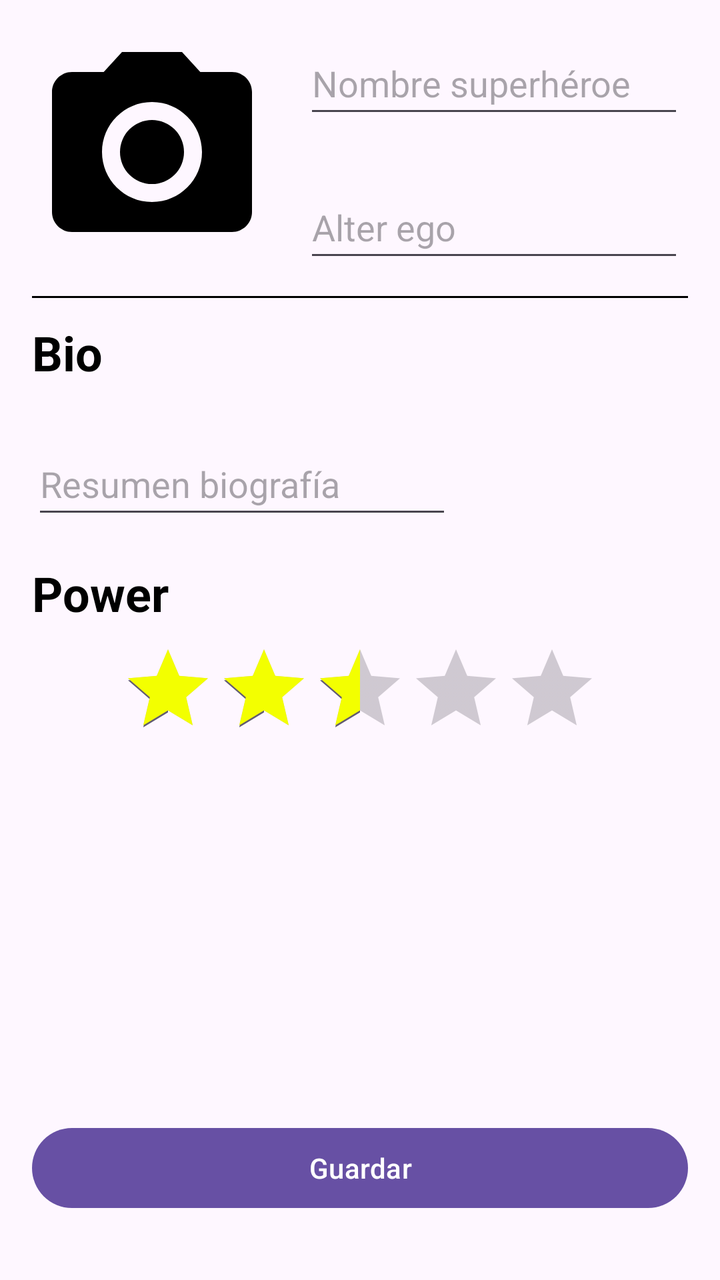
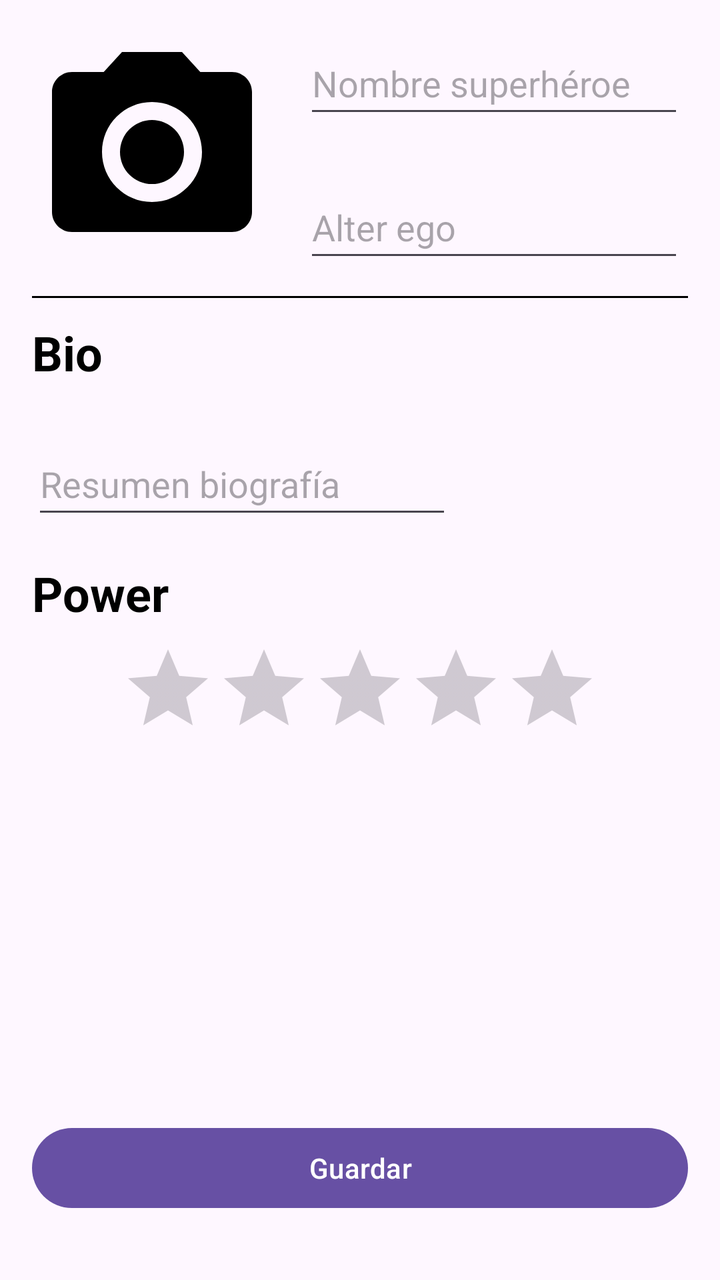

The first picture is an Android layout as it rendered before a commit; the second is the same layout after the commit. The layout source and the unified diff follow.
<!-- AndroidManifest.xml: application theme Theme.SuperHeroes -->
<!-- res/layout/activity_main.xml -->
<?xml version="1.0" encoding="utf-8"?>
<androidx.constraintlayout.widget.ConstraintLayout xmlns:android="http://schemas.android.com/apk/res/android"
    xmlns:app="http://schemas.android.com/apk/res-auto"
    xmlns:tools="http://schemas.android.com/tools"
    android:id="@+id/main"
    android:layout_width="match_parent"
    android:layout_height="match_parent"
    tools:context=".MainActivity">

    <ImageView
        android:id="@+id/HeroNameImage"
        android:layout_width="120dp"
        android:layout_height="120dp"
        android:layout_marginStart="16dp"
        android:layout_marginTop="16dp"
        app:layout_constraintStart_toStartOf="parent"
        app:layout_constraintTop_toTopOf="parent"
        android:src="@drawable/camara" />

    <EditText
        android:id="@+id/heroNameEdit"
        android:layout_width="190dp"
        android:layout_height="48dp"
        android:layout_marginStart="16dp"
        android:ems="10"
        android:hint="Nombre superhéroe"
        android:inputType="text"
        app:layout_constraintStart_toEndOf="@+id/HeroNameImage"
        app:layout_constraintTop_toTopOf="@+id/HeroNameImage" />

    <View
        android:id="@+id/view"
        android:layout_width="0dp"
        android:layout_height="1dp"
        android:layout_marginStart="16dp"
        android:layout_marginTop="132dp"
        android:layout_marginEnd="16dp"
        android:background="#000000"
        android:backgroundTint="#000000"
        app:layout_constraintEnd_toEndOf="parent"
        app:layout_constraintHorizontal_bias="0.0"
        app:layout_constraintStart_toStartOf="parent"
        app:layout_constraintTop_toTopOf="@id/HeroNameImage" />

    <EditText
        android:id="@+id/alterEgoEdit"
        android:layout_width="190dp"
        android:layout_height="48dp"
        android:layout_marginStart="16dp"
        android:ems="10"
        android:hint="Alter ego"
        android:inputType="text"
        app:layout_constraintBottom_toBottomOf="@+id/HeroNameImage"
        app:layout_constraintStart_toEndOf="@+id/HeroNameImage" />

    <TextView
        android:id="@+id/textBio"
        android:layout_width="wrap_content"
        android:layout_height="wrap_content"
        android:layout_marginStart="16dp"
        android:layout_marginTop="24dp"
        android:text="Bio"
        android:textColor="#000000"
        android:textSize="24sp"
        android:textStyle="bold"
        app:layout_constraintStart_toStartOf="parent"
        app:layout_constraintTop_toBottomOf="@+id/HeroNameImage" />

    <EditText
        android:id="@+id/editTextText3"
        android:layout_width="wrap_content"
        android:layout_height="wrap_content"
        android:layout_marginTop="24dp"
        android:ems="10"
        android:hint="Resumen biografía"
        android:inputType="text"
        android:minHeight="48dp"
        app:layout_constraintStart_toStartOf="@+id/textBio"
        app:layout_constraintTop_toBottomOf="@+id/textBio" />

    <TextView
        android:id="@+id/textPower"
        android:layout_width="wrap_content"
        android:layout_height="wrap_content"
        android:layout_marginStart="16dp"
        android:layout_marginTop="16dp"
        android:text="Power"
        android:textColor="#000000"
        android:textSize="24sp"
        android:textStyle="bold"
        app:layout_constraintStart_toStartOf="parent"
        app:layout_constraintTop_toBottomOf="@+id/editTextText3" />

    <RatingBar
        android:id="@+id/power"
        android:rating="2.5"
        android:layout_width="wrap_content"
        android:layout_height="wrap_content"
        android:layout_marginTop="8dp"
        android:progressTint="@color/amarillo"
        app:layout_constraintEnd_toEndOf="parent"
        app:layout_constraintStart_toStartOf="parent"
        app:layout_constraintTop_toBottomOf="@+id/textPower" />

    <Button
        android:id="@+id/botonGuardar"
        android:layout_width="0dp"
        android:layout_height="wrap_content"
        android:layout_marginBottom="32dp"
        android:text="Guardar"

        android:layout_marginHorizontal="16dp"
        app:layout_constraintBottom_toBottomOf="parent"
        app:layout_constraintEnd_toEndOf="parent"
        app:layout_constraintStart_toStartOf="parent" />

</androidx.constraintlayout.widget.ConstraintLayout>
<!-- resources referenced by this layout -->
<resources>
  <color name="amarillo">#F3FF00</color>
  <!-- drawable camara (drawable) -->
  <vector xmlns:android="http://schemas.android.com/apk/res/android" android:height="24dp" android:tint="#000000" android:viewportHeight="24" android:viewportWidth="24" android:width="24dp">
        
      <path android:fillColor="@android:color/white" android:pathData="M12,12m-3.2,0a3.2,3.2 0,1 1,6.4 0a3.2,3.2 0,1 1,-6.4 0"/>
        
      <path android:fillColor="@android:color/white" android:pathData="M9,2L7.17,4L4,4c-1.1,0 -2,0.9 -2,2v12c0,1.1 0.9,2 2,2h16c1.1,0 2,-0.9 2,-2L22,6c0,-1.1 -0.9,-2 -2,-2h-3.17L15,2L9,2zM12,17c-2.76,0 -5,-2.24 -5,-5s2.24,-5 5,-5 5,2.24 5,5 -2.24,5 -5,5z"/>
      
  </vector>
  <style name="Theme.SuperHeroes" parent="Base.Theme.SuperHeroes" />
  <style name="Base.Theme.SuperHeroes" parent="Theme.Material3.DayNight.NoActionBar">
          
          
      </style>
</resources>

<!-- the commit's change to res/layout/activity_main.xml (unified diff, before → after) -->
@@ -93,7 +93,6 @@
 
     <RatingBar
         android:id="@+id/power"
-        android:rating="2.5"
         android:layout_width="wrap_content"
         android:layout_height="wrap_content"
         android:layout_marginTop="8dp"
